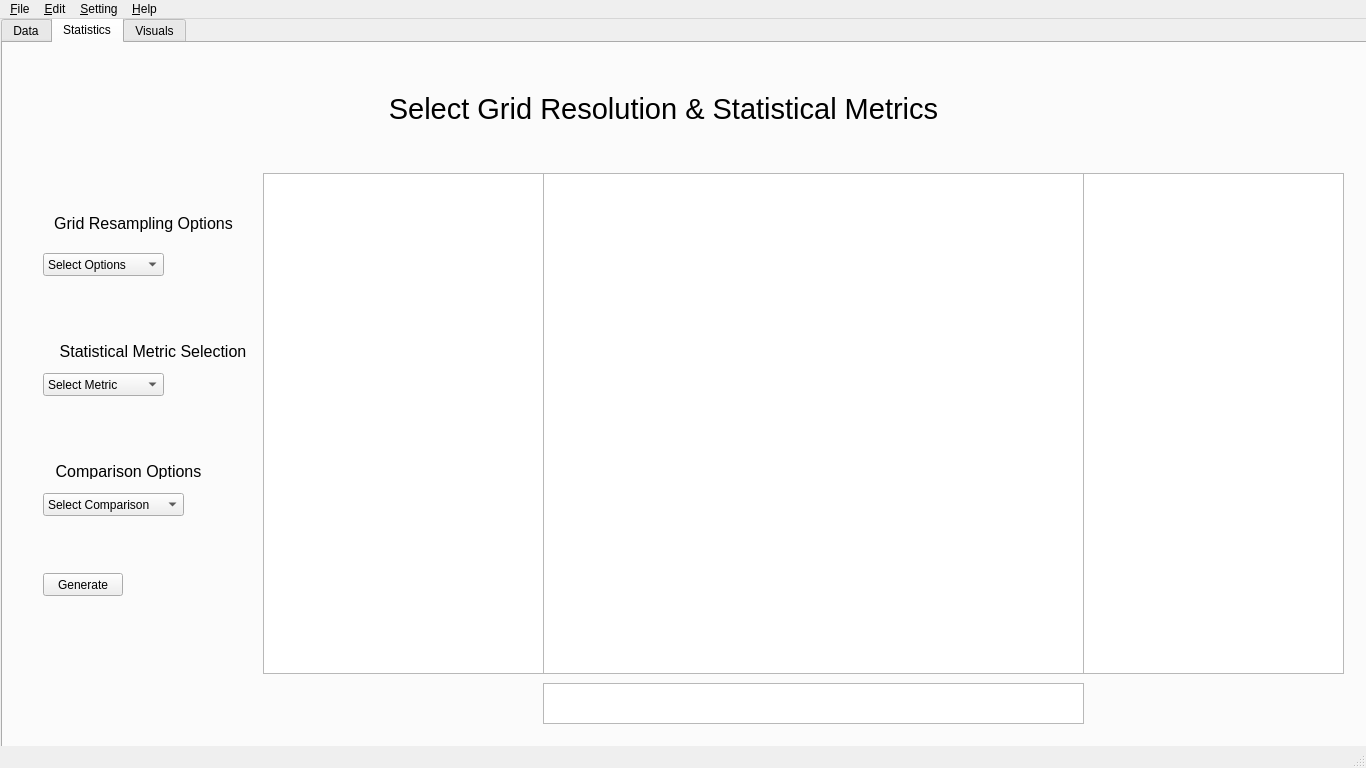
This is interface.ui in BrianXie-03/Satellite-Data-Analysis as Qt 5 draws it before an edit. The edited form follows.
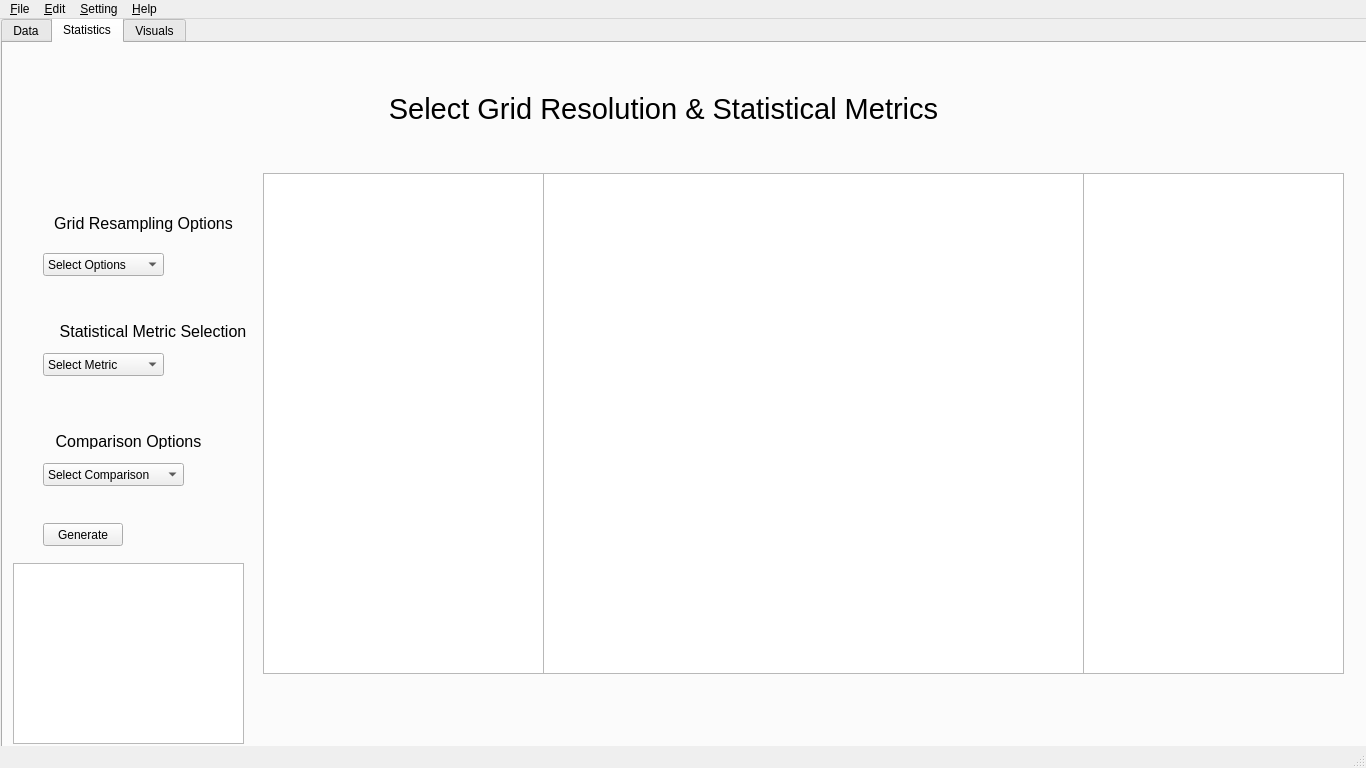
This is the edited form. The open tabs and pages were chosen to show the change.

```diff
--- a/interface.ui
+++ b/interface.ui
@@ -543,7 +543,7 @@
       <property name="geometry">
        <rect>
         <x>40</x>
-        <y>300</y>
+        <y>280</y>
         <width>220</width>
         <height>16</height>
        </rect>
@@ -564,7 +564,7 @@
       <property name="geometry">
        <rect>
         <x>40</x>
-        <y>420</y>
+        <y>390</y>
         <width>171</width>
         <height>16</height>
        </rect>
@@ -610,7 +610,7 @@
       <property name="geometry">
        <rect>
         <x>40</x>
-        <y>330</y>
+        <y>310</y>
         <width>121</width>
         <height>23</height>
        </rect>
@@ -640,7 +640,7 @@
       <property name="geometry">
        <rect>
         <x>40</x>
-        <y>450</y>
+        <y>420</y>
         <width>141</width>
         <height>23</height>
        </rect>
@@ -695,7 +695,7 @@
       <property name="geometry">
        <rect>
         <x>40</x>
-        <y>530</y>
+        <y>480</y>
         <width>80</width>
         <height>23</height>
        </rect>
@@ -707,10 +707,10 @@
      <widget class="QTextEdit" name="stat_result">
       <property name="geometry">
        <rect>
-        <x>540</x>
-        <y>640</y>
-        <width>541</width>
-        <height>41</height>
+        <x>10</x>
+        <y>520</y>
+        <width>231</width>
+        <height>181</height>
        </rect>
       </property>
      </widget>
```
Left out of the diff: 10 changed lines with no effect on the pictures.
